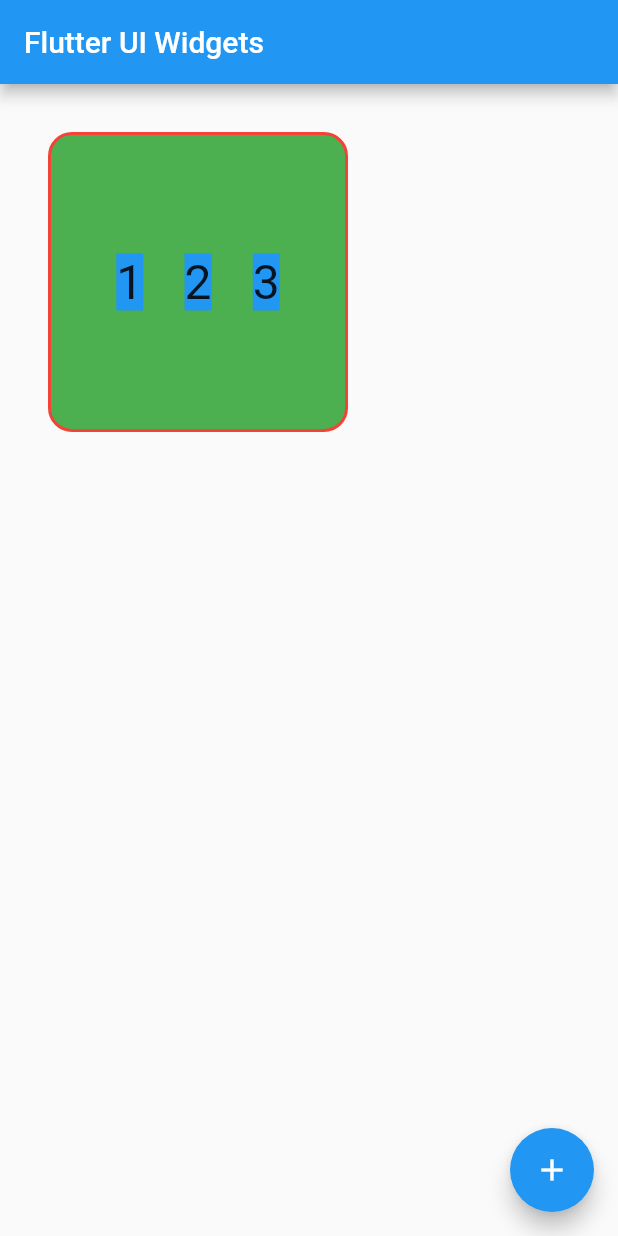
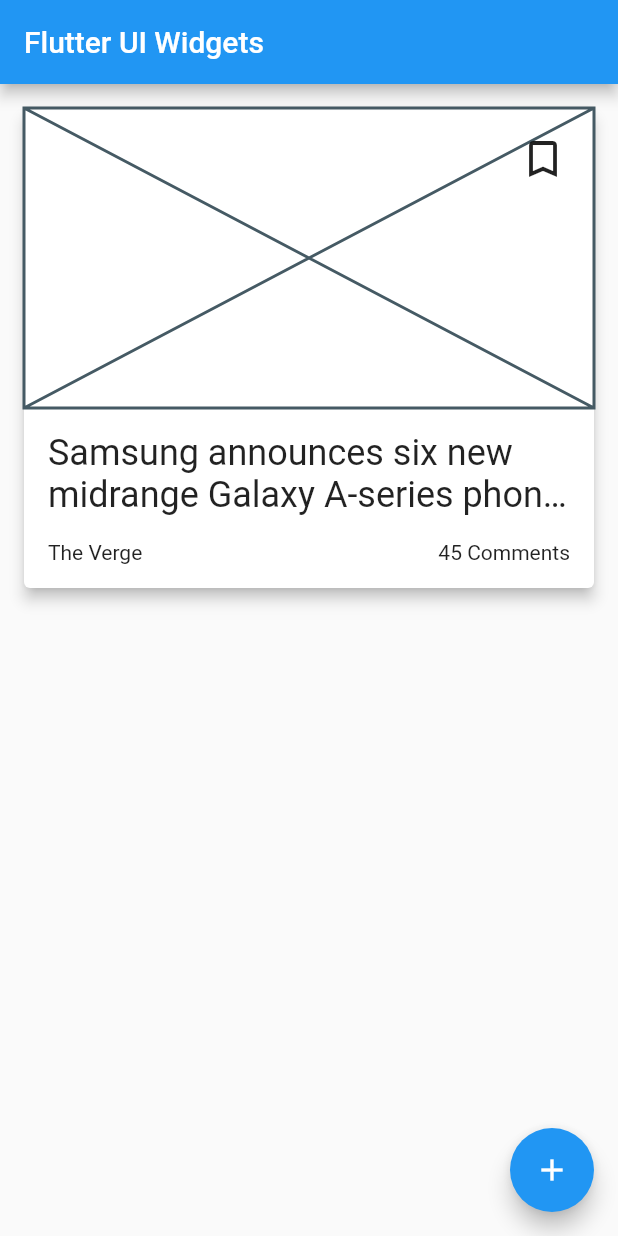
Before and after one commit to artishevskym/flutter_ui_widgets, a Flutter app: the screen it shows after launch, on a phone screen of 412 x 824 dp. Run offline on Flutter 3.47's test engine with Material 2 defaults, Android fonts, the phone set to English and light mode, and no system bars.

Commit message:
Build a card widget by combining different layout widgets and learn how to use the Stack widget to lay widgets on top of each other

```diff
--- /dev/null
+++ b/lib/models/article.dart
@@ -0,0 +1,69 @@
+class Article {
+  String source;
+  String author;
+  String title;
+  String description;
+  String url;
+  String urlToImage;
+  String publishedAt;
+  String content;
+
+  Article({
+    this.source,
+    this.author,
+    this.title,
+    this.description,
+    this.url,
+    this.urlToImage,
+    this.publishedAt,
+    this.content,
+  });
+}
+
+List<Article> articles = [
+  Article(
+    source: "The Verge",
+    author: "Cameron Faulkner",
+    title:
+        "Samsung announces six new midrange Galaxy A-series phones - The Verge",
+    description:
+        "Samsung’s Galaxy A-series midrange phones for 2020 start at \$110 for the A01. There are six models in total, and at the top, flagship features like 5G connectivity will come this summer with the A51 5G, which costs \$500.",
+    url:
+        "https://www.theverge.com/2020/4/8/21212085/samsung-galaxy-a01-a11-a21-a51-a71-5g-mid-range-android-price-release-date",
+    urlToImage:
+        "https://cdn.vox-cdn.com/thumbor/jjus6vYLTcTKh3agpIviEYwKeKM=/0x103:1440x857/fit-in/1200x630/cdn.vox-cdn.com/uploads/chorus_asset/file/19882556/galaxya51hero2.jpg",
+    publishedAt: "2020-04-08T13:19:07Z",
+    content:
+        "It has six new Galaxy A-series phones in total\r\nSamsung\r\nSamsung is refreshing its Galaxy A-series midrange phones for 2020. The lineup consists of a whopping six phones, all of which are aimed at people who want high-end features without paying an exorbitant… [+4504 chars]",
+  ),
+  Article(
+    source: "Ars Technica",
+    author: "Dan Goodin",
+    title:
+        "Attackers can bypass fingerprint authentication with an ~80% success rate - Ars Technica",
+    description:
+        "Fingerprint-based authentication is fine for most people, but it's hardly foolproof.",
+    url:
+        "https://arstechnica.com/information-technology/2020/04/attackers-can-bypass-fingerprint-authentication-with-an-80-success-rate/",
+    urlToImage:
+        "https://cdn.arstechnica.net/wp-content/uploads/2020/04/fingerprint-sensor-760x380.jpg",
+    publishedAt: "2020-04-08T13:00:00Z",
+    content:
+        "45 with 34 posters participating, including story author\r\nFor decades, the use of fingerprints to authenticate users to computers, networks, and restricted areas was (with a few notable exceptions) mostly limited to large and well-resourced organizations that… [+9834 chars]",
+  ),
+  Article(
+    source: "CNBC",
+    author: "Thomas Franck",
+    title:
+        "Treasury Secretary Mnuchin says the government won't run out of money for small businesses - CNBC",
+    description:
+        "\"I want to assure all small businesses out there: We will not run out of money,\" Mnuchin said. He's confident Congress will OK more funds.",
+    url:
+        "https://www.cnbc.com/2020/04/08/treasury-secretary-mnuchin-says-the-government-wont-run-out-of-money-for-small-businesses.html",
+    urlToImage:
+        "https://image.cnbcfm.com/api/v1/image/106472676-1585867141819rts37yvg.jpg?v=1585867240",
+    publishedAt: "2020-04-08T14:30:55Z",
+    content:
+        "Treasury Secretary Steven Mnuchin told CNBC on Wednesday that small businesses throughout the U.S. should not worry about their odds of receiving relief funding from the federal government.\r\nAsked by CNBC's Jim Cramer about the White House's work with the Sma… [+1994 chars]",
+  ),
+];
--- a/lib/pages/main_page.dart
+++ b/lib/pages/main_page.dart
@@ -1,4 +1,6 @@
 import 'package:flutter/material.dart';
+import 'package:flutter_ui_widgets/models/article.dart';
+import 'package:flutter_ui_widgets/widgets/article_card.dart';
 
 class MainPage extends StatelessWidget {
   @override
@@ -7,46 +9,12 @@ class MainPage extends StatelessWidget {
       appBar: AppBar(
         title: Text("Flutter UI Widgets"),
       ),
-      body: Container(
-        margin: EdgeInsets.all(32.0),
-        padding: EdgeInsets.all(16.0),
-        width: 200,
-        height: 200,
-        decoration: BoxDecoration(
-          borderRadius: BorderRadius.circular(16.0),
-          border: Border.all(width: 2, color: Colors.red),
-          color: Colors.green,
-        ),
-        child: Row(
-          mainAxisAlignment: MainAxisAlignment.spaceEvenly,
-          // crossAxisAlignment: CrossAxisAlignment.stretch,
-          children: <Widget>[
-            Container(
-              color: Colors.blue,
-              child: Text(
-                "1",
-                textAlign: TextAlign.center,
-                style: TextStyle(fontSize: 32),
-              ),
-            ),
-            Container(
-              color: Colors.blue,
-              child: Text(
-                "2",
-                textAlign: TextAlign.center,
-                style: TextStyle(fontSize: 32),
-              ),
-            ),
-            Container(
-              color: Colors.blue,
-              child: Text(
-                "3",
-                textAlign: TextAlign.center,
-                style: TextStyle(fontSize: 32),
-              ),
-            ),
-          ],
-        ),
+      body: Column(
+        children: <Widget>[
+          ArticleCard(
+            article: articles[0],
+          ),
+        ],
       ),
       floatingActionButton: FloatingActionButton(
         child: Icon(Icons.add),
--- /dev/null
+++ b/lib/widgets/article_card.dart
@@ -0,0 +1,77 @@
+import 'package:flutter/material.dart';
+import 'package:flutter_ui_widgets/models/article.dart';
+
+class ArticleCard extends StatelessWidget {
+  final Article article;
+
+  const ArticleCard({Key key, this.article}) : super(key: key);
+
+  @override
+  Widget build(BuildContext context) {
+    return Card(
+      margin: EdgeInsets.all(16),
+      elevation: 4,
+      child: Column(
+        children: <Widget>[
+          CardBanner(),
+          CardDetail(article: article),
+        ],
+      ),
+    );
+  }
+}
+
+class CardDetail extends StatelessWidget {
+  final Article article;
+
+  const CardDetail({Key key, this.article}): super(key: key);
+
+  @override
+  Widget build(BuildContext context) {
+    return Padding(
+      padding: EdgeInsets.all(16.0),
+      child: Column(
+        mainAxisAlignment: MainAxisAlignment.spaceBetween,
+        children: <Widget>[
+          Text(
+            article.title,
+            style: TextStyle(fontSize: 24),
+            maxLines: 2,
+            overflow: TextOverflow.ellipsis,
+          ),
+          SizedBox(height: 16),
+          Row(
+            children: <Widget>[
+              Text(article.source),
+              Spacer(),
+              Text("45 Comments"),
+            ],
+          ),
+        ],
+      ),
+    );
+  }
+}
+
+class CardBanner extends StatelessWidget {
+  final String imageUrl;
+
+  const CardBanner({Key key, this.imageUrl}) : super(key: key);
+
+  @override
+  Widget build(BuildContext context) {
+    return Stack(
+      children: <Widget>[
+        Placeholder(fallbackHeight: 200),
+        Positioned(
+          top: 10,
+          right: 10,
+          child: IconButton(
+            icon: Icon(Icons.bookmark_border, size: 32),
+            onPressed: () {},
+          ),
+        ),
+      ],
+    );
+  }
+}
```
